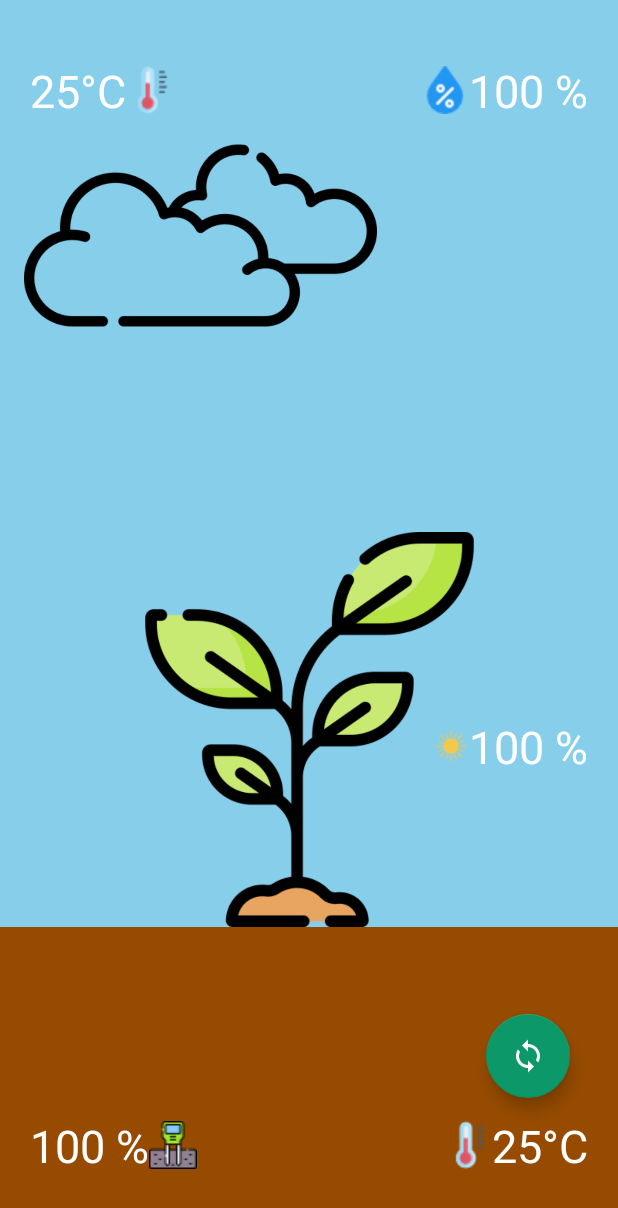
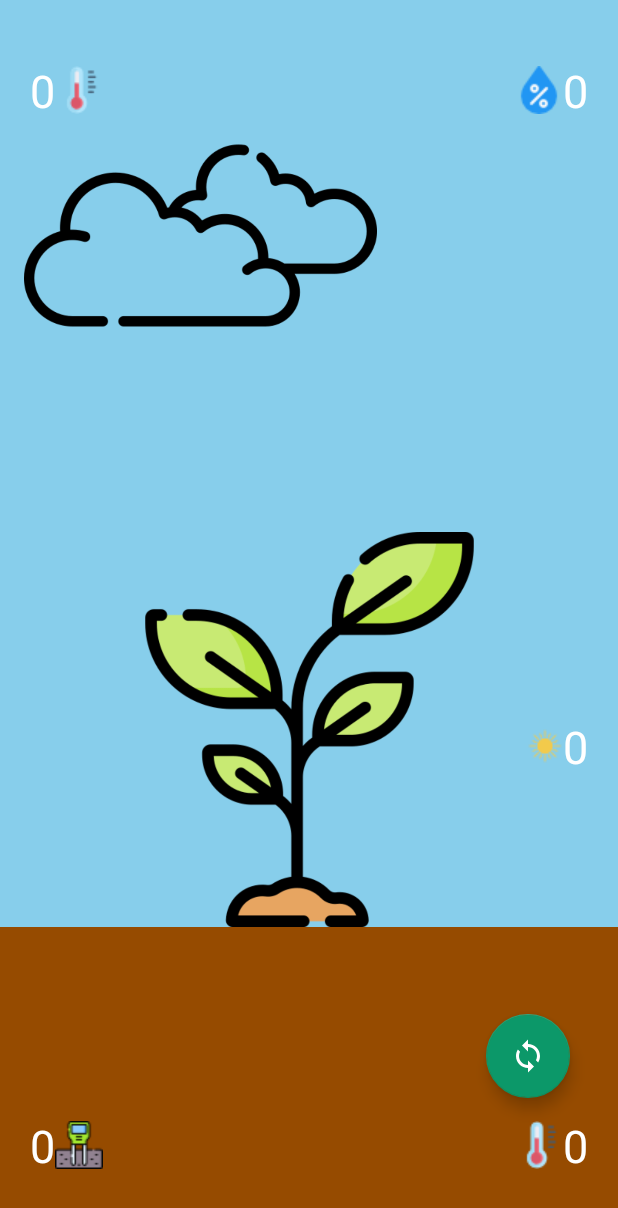
Before and after one commit to devtitans-equipe01/plant.io, an Android app: the screen it shows after launch (MainActivity), on a phone screen of 412 x 824 dp. Shown: the top 1208 px of the screen. Run offline under Robolectric (Android 15) with nearby library versions, the phone set to English and light mode, and no system bars; libraries missing offline, so code that uses them is left out: devtitans.plantiomanager; 7 statements that could not run were skipped.

Commit message:
Kotlin app working

```diff
--- a/PlantioApp/app/src/main/java/br/edu/icomp/plantioapp/ui/MainFragment.kt
+++ b/PlantioApp/app/src/main/java/br/edu/icomp/plantioapp/ui/MainFragment.kt
@@ -1,16 +1,31 @@
 package br.edu.icomp.plantioapp.ui
 
 import android.os.Bundle
+import android.os.RemoteException
+import android.util.Log
 import android.view.LayoutInflater
 import android.view.View
 import android.view.ViewGroup
+import android.widget.TextView
+import android.widget.Toast
 import androidx.fragment.app.Fragment
 import br.edu.icomp.plantioapp.R
+import com.google.android.material.floatingactionbutton.FloatingActionButton
 import devtitans.plantiomanager.PlantioManager;
 
 class MainFragment : Fragment() {
 
-    private lateinit var  manager : PlantioManager
+    private lateinit var manager : PlantioManager
+    private val TAG : String = "DevTitans.Plantio"
+
+    private lateinit var txtSM : TextView
+    private lateinit var txtST : TextView
+    private lateinit var txtAM : TextView
+    private lateinit var txtAT : TextView
+    private lateinit var txtAL : TextView
+
+    private lateinit var btnUpdate : FloatingActionButton
+
     override fun onCreateView(
         inflater: LayoutInflater,
         container: ViewGroup?,
@@ -22,11 +37,111 @@ class MainFragment : Fragment() {
     override fun onViewCreated(view: View, savedInstanceState: Bundle?) {
         super.onViewCreated(view, savedInstanceState)
 
-        manager = PlantioManager.instance
+        manager = PlantioManager.getInstance()
 
+        setupVariables()
+        setupListeners()
+
+    }
+
+    private fun setupListeners() {
+        btnUpdate.setOnClickListener {
+            updateAll()
+        }
+    }
+
+    private fun setupVariables() {
+       view?.let {
+           txtSM = it.findViewById(R.id.txt_sm)
+           txtST = it.findViewById(R.id.txt_st)
+           txtAM = it.findViewById(R.id.txt_am)
+           txtAT = it.findViewById(R.id.txt_at)
+           txtAL = it.findViewById(R.id.txt_al)
+           btnUpdate = it.findViewById(R.id.btn_update)
+       }
+
+        updateAll()
     }
 
     override fun onResume() {
         super.onResume()
     }
+
+    fun updateAll() {
+        Log.d(TAG, "Atualizando dados do dispositivo ...")
+//        textStatus.text = "Atualizando ..."
+//        textStatus.setTextColor(Color.parseColor("#c47e00"))
+
+        try {
+            val soilMoisture: Int = manager.soilMoisture
+            val soilTemperature: Int = manager.soilTemperature
+            val ambientMoisture: Int = manager.ambientMoisture
+            val ambientTemperature: Int = manager.ambientTemperature
+            val ambientLight: Int = manager.ambientLight
+
+            txtSM.text = soilMoisture.toString()
+            txtST.text = soilTemperature.toString()
+            txtAM.text = ambientMoisture.toString()
+            txtAT.text = ambientTemperature.toString()
+            txtAL.text = ambientLight.toString()
+
+            val status = manager.connect()
+
+//            if (status == 0) {
+//                textStatus.text = "Desconectado"
+//                textStatus.setTextColor(Color.parseColor("#73312f"))
+//            } else if (status == 1) {
+//                textStatus.text = "Conectado"
+//                textStatus.setTextColor(Color.parseColor("#6d790c"))
+//            }
+        } catch (e: RemoteException) {
+            Toast.makeText(context, "Erro ao acessar o Binder!", Toast.LENGTH_LONG).show()
+            Log.e(TAG, "Erro atualizando dados:", e)
+        }
+    }
+
+//    private fun setSoilMoistureInterval(view: View?) {
+//        try {
+//            val soilMoistureInterval = textFieldSoilMoistureInterval.text.toString().toInt()
+//            manager.soilMoistureInterval = soilMoistureInterval
+//        } catch (e: RemoteException) {
+//            Toast.makeText(this, "Erro setting the soil moisture update interval!", Toast.LENGTH_LONG).show()
+//        }
+//    }
+
+//    private fun setSoilTemperatureInterval(view: View?) {
+//        try {
+//            val soilTemperatureInterval = textFieldSoilTemperatureInterval.text.toString().toInt()
+//            manager.soilTemperatureInterval = soilTemperatureInterval
+//        } catch (e: RemoteException) {
+//            Toast.makeText(this, "Erro setting the soil temperature update interval!", Toast.LENGTH_LONG).show()
+//        }
+//    }
+//
+//    private fun setAmbientMoistureInterval(view: View?) {
+//        try {
+//            val ambientMoistureInterval = textFieldAmbientMoistureInterval.text.toString().toInt()
+//            manager.ambientMoistureInterval = ambientMoistureInterval
+//        } catch (e: RemoteException) {
+//            Toast.makeText(this, "Erro setting the ambient moisture update interval!", Toast.LENGTH_LONG).show()
+//        }
+//    }
+//
+//    private fun setAmbientTemperatureInterval(view: View?) {
+//        try {
+//            val ambientTemperatureInterval = textFieldAmbientTemperatureInterval.text.toString().toInt()
+//            manager.ambientTemperatureInterval = ambientTemperatureInterval
+//        } catch (e: RemoteException) {
+//            Toast.makeText(this, "Erro setting the ambient temperature update interval!", Toast.LENGTH_LONG).show()
+//        }
+//    }
+//
+//    private fun setAmbientLightInterval(view: View?) {
+//        try {
+//            val ambientLightInterval = textFieldAmbientLightInterval.text.toString().toInt()
+//            manager.ambientLightInterval = ambientLightInterval
+//        } catch (e: RemoteException) {
+//            Toast.makeText(this, "Erro setting the ambient light update interval!", Toast.LENGTH_LONG).show()
+//        }
+//    }
 }
--- a/PlantioApp/app/src/main/res/layout/fragment_main.xml
+++ b/PlantioApp/app/src/main/res/layout/fragment_main.xml
@@ -44,7 +44,7 @@
         app:layout_constraintTop_toTopOf="parent" />
 
     <TextView
-        android:id="@+id/txt_lm"
+        android:id="@+id/txt_al"
         android:layout_width="wrap_content"
         android:layout_height="wrap_content"
         android:layout_marginEnd="20dp"
@@ -124,7 +124,7 @@
         />
 
     <com.google.android.material.floatingactionbutton.FloatingActionButton
-        android:id="@+id/add_fab"
+        android:id="@+id/btn_update"
         android:layout_width="wrap_content"
         android:layout_height="wrap_content"
         android:layout_gravity="end"
```
